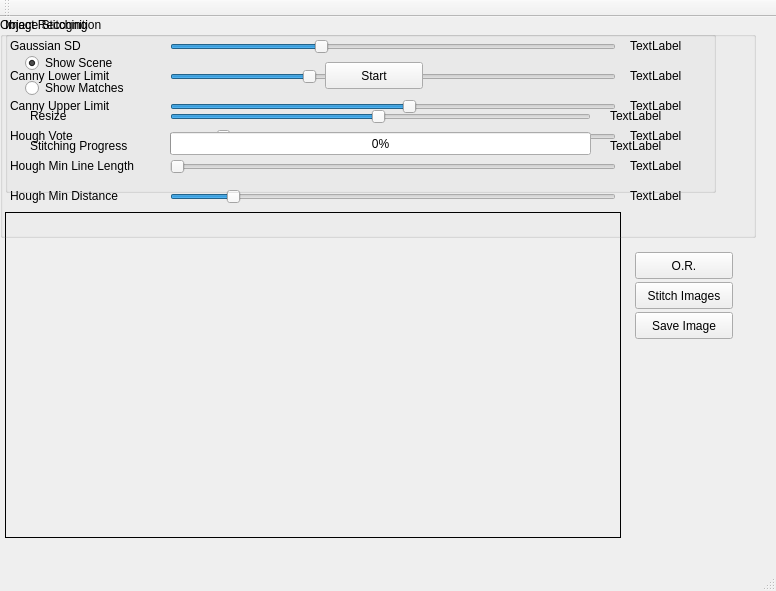
The window that mainwindow.ui (ironage/VISOR) describes before a commit, drawn with Qt 5.
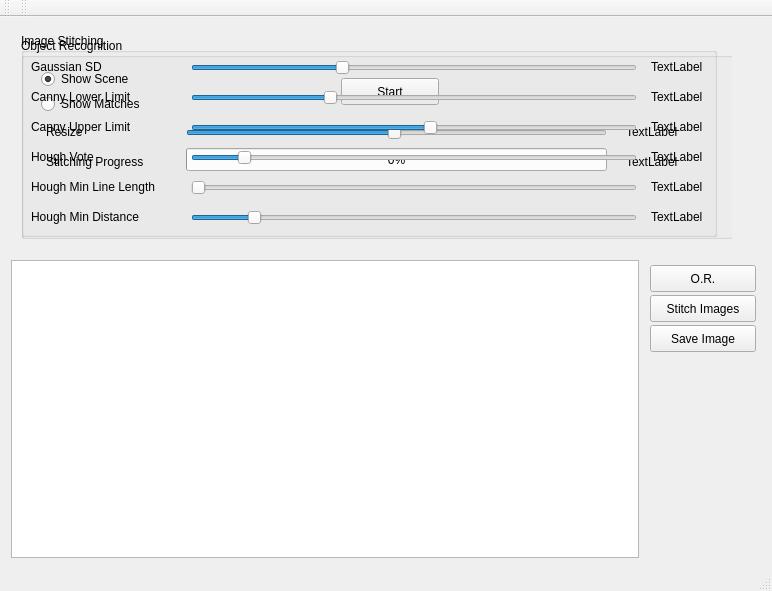
The same window after the commit. Custom widgets are drawn as their Qt base class.

Commit message: resizing window resizes the display, zoom and pan supported in the display

Diff of the .ui file:
```diff
--- a/mainwindow.ui
+++ b/mainwindow.ui
@@ -6,63 +6,214 @@
    <rect>
     <x>0</x>
     <y>0</y>
-    <width>776</width>
+    <width>744</width>
     <height>591</height>
    </rect>
   </property>
+  <property name="sizePolicy">
+   <sizepolicy hsizetype="Fixed" vsizetype="Fixed">
+    <horstretch>0</horstretch>
+    <verstretch>0</verstretch>
+   </sizepolicy>
+  </property>
   <property name="windowTitle">
    <string>MainWindow</string>
   </property>
   <widget class="QWidget" name="centralWidget">
-   <widget class="QLabel" name="display">
+   <layout class="QVBoxLayout" name="verticalLayout">
+    <item>
+     <widget class="QFrame" name="frame_3">
+      <property name="sizePolicy">
+       <sizepolicy hsizetype="Fixed" vsizetype="Fixed">
+        <horstretch>0</horstretch>
+        <verstretch>0</verstretch>
+       </sizepolicy>
+      </property>
+      <property name="minimumSize">
+       <size>
+        <width>750</width>
+        <height>226</height>
+       </size>
+      </property>
+      <property name="frameShape">
+       <enum>QFrame::NoFrame</enum>
+      </property>
+      <property name="frameShadow">
+       <enum>QFrame::Raised</enum>
+      </property>
+      <widget class="QFrame" name="frame">
     <property name="geometry">
      <rect>
       <x>5</x>
-      <y>195</y>
-      <width>616</width>
-      <height>326</height>
-     </rect>
-    </property>
+         <y>5</y>
+         <width>716</width>
+         <height>206</height>
+        </rect>
+       </property>
+       <property name="sizePolicy">
+        <sizepolicy hsizetype="Preferred" vsizetype="Preferred">
+         <horstretch>0</horstretch>
+         <verstretch>0</verstretch>
+        </sizepolicy>
+       </property>
     <property name="frameShape">
-     <enum>QFrame::Box</enum>
-    </property>
+        <enum>QFrame::NoFrame</enum>
+       </property>
+       <property name="frameShadow">
+        <enum>QFrame::Raised</enum>
+       </property>
+       <widget class="QGroupBox" name="groupBox_IS">
+        <property name="enabled">
+         <bool>true</bool>
+        </property>
+        <property name="geometry">
+         <rect>
+          <x>5</x>
+          <y>0</y>
+          <width>696</width>
+          <height>204</height>
+         </rect>
+        </property>
+        <property name="title">
+         <string>Image Stitching</string>
+        </property>
+        <widget class="QRadioButton" name="radioButtonScene">
+         <property name="geometry">
+          <rect>
+           <x>20</x>
+           <y>35</y>
+           <width>116</width>
+           <height>22</height>
+          </rect>
+         </property>
     <property name="text">
-     <string/>
-    </property>
-   </widget>
-   <widget class="QPushButton" name="stitchButton">
+          <string>Show Scene</string>
+         </property>
+         <property name="checked">
+          <bool>true</bool>
+         </property>
+        </widget>
+        <widget class="QRadioButton" name="radioButtonMatches">
     <property name="geometry">
      <rect>
-      <x>635</x>
-      <y>265</y>
-      <width>98</width>
-      <height>27</height>
+           <x>20</x>
+           <y>60</y>
+           <width>136</width>
+           <height>22</height>
      </rect>
     </property>
     <property name="text">
-     <string>Stitch Images</string>
-    </property>
-   </widget>
-   <widget class="QPushButton" name="detectButton">
+          <string>Show Matches</string>
+         </property>
+        </widget>
+        <widget class="QSlider" name="slider_IS_resize">
     <property name="geometry">
      <rect>
-      <x>635</x>
-      <y>235</y>
+           <x>165</x>
+           <y>85</y>
+           <width>421</width>
+           <height>29</height>
+          </rect>
+         </property>
+         <property name="minimum">
+          <number>1</number>
+         </property>
+         <property name="maximum">
+          <number>100</number>
+         </property>
+         <property name="sliderPosition">
+          <number>50</number>
+         </property>
+         <property name="orientation">
+          <enum>Qt::Horizontal</enum>
+         </property>
+        </widget>
+        <widget class="QLabel" name="label_7">
+         <property name="geometry">
+          <rect>
+           <x>25</x>
+           <y>90</y>
+           <width>66</width>
+           <height>17</height>
+          </rect>
+         </property>
+         <property name="text">
+          <string>Resize</string>
+         </property>
+        </widget>
+        <widget class="QProgressBar" name="progressBar">
+         <property name="geometry">
+          <rect>
+           <x>165</x>
+           <y>115</y>
+           <width>421</width>
+           <height>23</height>
+          </rect>
+         </property>
+         <property name="value">
+          <number>0</number>
+         </property>
+        </widget>
+        <widget class="QLabel" name="label_8">
+         <property name="geometry">
+          <rect>
+           <x>25</x>
+           <y>120</y>
+           <width>131</width>
+           <height>17</height>
+          </rect>
+         </property>
+         <property name="text">
+          <string>Stitching Progress</string>
+         </property>
+        </widget>
+        <widget class="QLabel" name="label_IS_resize">
+         <property name="geometry">
+          <rect>
+           <x>605</x>
+           <y>90</y>
+           <width>66</width>
+           <height>17</height>
+          </rect>
+         </property>
+         <property name="text">
+          <string>TextLabel</string>
+         </property>
+        </widget>
+        <widget class="QLabel" name="label_IS_progress">
+         <property name="geometry">
+          <rect>
+           <x>605</x>
+           <y>120</y>
+           <width>66</width>
+           <height>17</height>
+          </rect>
+         </property>
+         <property name="text">
+          <string>TextLabel</string>
+         </property>
+        </widget>
+        <widget class="QPushButton" name="button_IS_select">
+         <property name="geometry">
+          <rect>
+           <x>320</x>
+           <y>45</y>
       <width>98</width>
       <height>27</height>
      </rect>
     </property>
     <property name="text">
-     <string>O.R.</string>
-    </property>
+          <string>Start</string>
+         </property>
+        </widget>
    </widget>
    <widget class="QGroupBox" name="groupBox">
     <property name="geometry">
      <rect>
-      <x>0</x>
-      <y>0</y>
-      <width>756</width>
-      <height>221</height>
+          <x>5</x>
+          <y>5</y>
+          <width>716</width>
+          <height>201</height>
      </rect>
     </property>
     <property name="title">
@@ -490,12 +641,82 @@
      </property>
     </widget>
    </widget>
+      </widget>
+     </widget>
+    </item>
+    <item>
+     <layout class="QHBoxLayout" name="horizontalLayout">
+      <item>
+       <widget class="CustomGraphicsView" name="display">
+        <property name="sizePolicy">
+         <sizepolicy hsizetype="MinimumExpanding" vsizetype="MinimumExpanding">
+          <horstretch>0</horstretch>
+          <verstretch>0</verstretch>
+         </sizepolicy>
+        </property>
+        <property name="minimumSize">
+         <size>
+          <width>550</width>
+          <height>200</height>
+         </size>
+        </property>
+        <property name="dragMode">
+         <enum>QGraphicsView::ScrollHandDrag</enum>
+        </property>
+       </widget>
+      </item>
+      <item>
+       <widget class="QFrame" name="frame_2">
+        <property name="sizePolicy">
+         <sizepolicy hsizetype="Minimum" vsizetype="Minimum">
+          <horstretch>0</horstretch>
+          <verstretch>0</verstretch>
+         </sizepolicy>
+        </property>
+        <property name="minimumSize">
+         <size>
+          <width>116</width>
+          <height>100</height>
+         </size>
+        </property>
+        <property name="frameShape">
+         <enum>QFrame::NoFrame</enum>
+        </property>
+        <property name="frameShadow">
+         <enum>QFrame::Raised</enum>
+        </property>
+        <widget class="QPushButton" name="detectButton">
+         <property name="geometry">
+          <rect>
+           <x>5</x>
+           <y>5</y>
+           <width>106</width>
+           <height>27</height>
+          </rect>
+         </property>
+         <property name="text">
+          <string>O.R.</string>
+         </property>
+        </widget>
+        <widget class="QPushButton" name="stitchButton">
+         <property name="geometry">
+          <rect>
+           <x>5</x>
+           <y>35</y>
+           <width>106</width>
+           <height>27</height>
+          </rect>
+         </property>
+         <property name="text">
+          <string>Stitch Images</string>
+         </property>
+        </widget>
    <widget class="QPushButton" name="saveImageButton">
     <property name="geometry">
      <rect>
-      <x>635</x>
-      <y>295</y>
-      <width>98</width>
+           <x>5</x>
+           <y>65</y>
+           <width>106</width>
       <height>27</height>
      </rect>
     </property>
@@ -503,151 +724,11 @@
      <string>Save Image</string>
     </property>
    </widget>
-   <widget class="QGroupBox" name="groupBox_IS">
-    <property name="enabled">
-     <bool>true</bool>
-    </property>
-    <property name="geometry">
-     <rect>
-      <x>5</x>
-      <y>0</y>
-      <width>711</width>
-      <height>176</height>
-     </rect>
-    </property>
-    <property name="title">
-     <string>Image Stitching</string>
-    </property>
-    <widget class="QRadioButton" name="radioButtonScene">
-     <property name="geometry">
-      <rect>
-       <x>20</x>
-       <y>35</y>
-       <width>116</width>
-       <height>22</height>
-      </rect>
-     </property>
-     <property name="text">
-      <string>Show Scene</string>
-     </property>
-     <property name="checked">
-      <bool>true</bool>
-     </property>
-    </widget>
-    <widget class="QRadioButton" name="radioButtonMatches">
-     <property name="geometry">
-      <rect>
-       <x>20</x>
-       <y>60</y>
-       <width>136</width>
-       <height>22</height>
-      </rect>
-     </property>
-     <property name="text">
-      <string>Show Matches</string>
-     </property>
-    </widget>
-    <widget class="QSlider" name="slider_IS_resize">
-     <property name="geometry">
-      <rect>
-       <x>165</x>
-       <y>85</y>
-       <width>421</width>
-       <height>29</height>
-      </rect>
-     </property>
-     <property name="minimum">
-      <number>1</number>
-     </property>
-     <property name="maximum">
-      <number>100</number>
-     </property>
-     <property name="sliderPosition">
-      <number>50</number>
-     </property>
-     <property name="orientation">
-      <enum>Qt::Horizontal</enum>
-     </property>
-    </widget>
-    <widget class="QLabel" name="label_7">
-     <property name="geometry">
-      <rect>
-       <x>25</x>
-       <y>90</y>
-       <width>66</width>
-       <height>17</height>
-      </rect>
-     </property>
-     <property name="text">
-      <string>Resize</string>
-     </property>
-    </widget>
-    <widget class="QProgressBar" name="progressBar">
-     <property name="geometry">
-      <rect>
-       <x>165</x>
-       <y>115</y>
-       <width>421</width>
-       <height>23</height>
-      </rect>
-     </property>
-     <property name="value">
-      <number>0</number>
-     </property>
-    </widget>
-    <widget class="QLabel" name="label_8">
-     <property name="geometry">
-      <rect>
-       <x>25</x>
-       <y>120</y>
-       <width>131</width>
-       <height>17</height>
-      </rect>
-     </property>
-     <property name="text">
-      <string>Stitching Progress</string>
-     </property>
-    </widget>
-    <widget class="QLabel" name="label_IS_resize">
-     <property name="geometry">
-      <rect>
-       <x>605</x>
-       <y>90</y>
-       <width>66</width>
-       <height>17</height>
-      </rect>
-     </property>
-     <property name="text">
-      <string>TextLabel</string>
-     </property>
-    </widget>
-    <widget class="QLabel" name="label_IS_progress">
-     <property name="geometry">
-      <rect>
-       <x>605</x>
-       <y>120</y>
-       <width>66</width>
-       <height>17</height>
-      </rect>
-     </property>
-     <property name="text">
-      <string>TextLabel</string>
-     </property>
-    </widget>
-    <widget class="QPushButton" name="button_IS_select">
-     <property name="geometry">
-      <rect>
-       <x>320</x>
-       <y>45</y>
-       <width>98</width>
-       <height>27</height>
-      </rect>
-     </property>
-     <property name="text">
-      <string>Start</string>
-     </property>
-    </widget>
-   </widget>
+       </widget>
+      </item>
+     </layout>
+    </item>
+   </layout>
   </widget>
   <widget class="QMenuBar" name="menuBar">
    <property name="geometry">
@@ -668,8 +749,26 @@
    </attribute>
   </widget>
   <widget class="QStatusBar" name="statusBar"/>
+  <widget class="QToolBar" name="toolBar">
+   <property name="windowTitle">
+    <string>toolBar</string>
+   </property>
+   <attribute name="toolBarArea">
+    <enum>TopToolBarArea</enum>
+   </attribute>
+   <attribute name="toolBarBreak">
+    <bool>false</bool>
+   </attribute>
+  </widget>
  </widget>
  <layoutdefault spacing="6" margin="11"/>
+ <customwidgets>
+  <customwidget>
+   <class>CustomGraphicsView</class>
+   <extends>QGraphicsView</extends>
+   <header>customgraphicsview.h</header>
+  </customwidget>
+ </customwidgets>
  <resources/>
  <connections/>
  <designerdata>
```
Left out of the diff: 2 changed lines with no effect on the pictures. Lines whose indentation alone changed are shown as unchanged. The commit also changes 5 other files.
